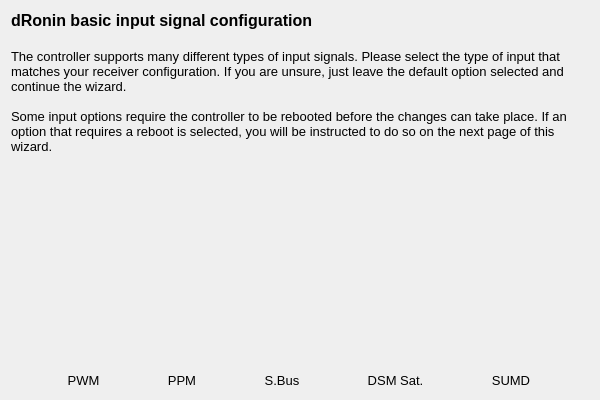
Qt form ground/gcs/src/plugins/setupwizard/pages/inputpage.ui (d-ronin/dRonin) before a commit.
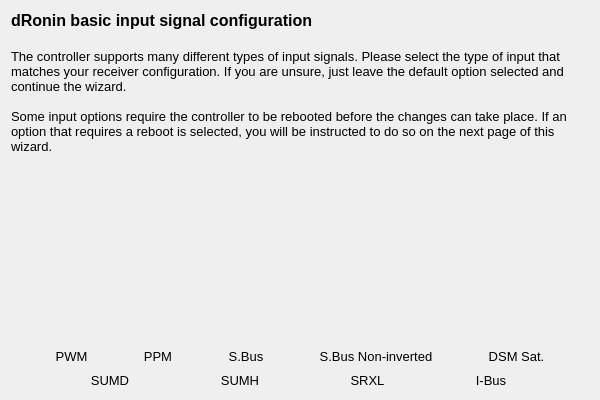
The same form after that commit. Icons and pictures are not drawn.

Diff of the .ui file:
```diff
--- a/ground/gcs/src/plugins/setupwizard/pages/inputpage.ui
+++ b/ground/gcs/src/plugins/setupwizard/pages/inputpage.ui
@@ -185,6 +185,48 @@
        </property>
       </widget>
      </item>
+     <item>
+      <widget class="QToolButton" name="sbusnoninvertedButton">
+       <property name="font">
+        <font>
+         <pointsize>10</pointsize>
+        </font>
+       </property>
+       <property name="toolTip">
+        <string>Futaba S.Bus Non-inverted</string>
+       </property>
+       <property name="styleSheet">
+        <string notr="true">QToolButton { border: none }</string>
+       </property>
+       <property name="text">
+        <string>S.Bus Non-inverted</string>
+       </property>
+       <property name="icon">
+        <iconset resource="../wizardResources.qrc">
+         <normaloff>:/setupwizard/resources/bttn-sbusnoninverted-up.png</normaloff>
+         <normalon>:/setupwizard/resources/bttn-sbusnoninverted-down.png</normalon>
+         <disabledoff>:/setupwizard/resources/bttn-sbusnoninverted-disabled.png</disabledoff>:/setupwizard/resources/bttn-sbusnoninverted-up.png</iconset>
+       </property>
+       <property name="iconSize">
+        <size>
+         <width>100</width>
+         <height>100</height>
+        </size>
+       </property>
+       <property name="checkable">
+        <bool>true</bool>
+       </property>
+       <property name="autoExclusive">
+        <bool>true</bool>
+       </property>
+       <property name="toolButtonStyle">
+        <enum>Qt::ToolButtonTextUnderIcon</enum>
+       </property>
+       <property name="autoRaise">
+        <bool>true</bool>
+       </property>
+      </widget>
+     </item>
      <item>
       <widget class="QToolButton" name="spectrumButton">
        <property name="font">
@@ -227,6 +269,16 @@
        </property>
       </widget>
      </item>
+    </layout>
+   </item>
+   <item>
+    <layout class="QHBoxLayout" name="horizontalLayout_2" stretch="0,0,0,0">
+     <property name="topMargin">
+      <number>0</number>
+     </property>
+     <property name="bottomMargin">
+      <number>0</number>
+     </property>
      <item>
       <widget class="QToolButton" name="hottsumdButton">
        <property name="font">
@@ -269,6 +321,132 @@
        </property>
       </widget>
      </item>
+     <item>
+      <widget class="QToolButton" name="hottsumhButton">
+       <property name="font">
+        <font>
+         <pointsize>10</pointsize>
+        </font>
+       </property>
+       <property name="toolTip">
+        <string>Graupner HoTT (SUMH)</string>
+       </property>
+       <property name="styleSheet">
+        <string notr="true">QToolButton { border: none }</string>
+       </property>
+       <property name="text">
+        <string>SUMH</string>
+       </property>
+       <property name="icon">
+        <iconset resource="../wizardResources.qrc">
+         <normaloff>:/setupwizard/resources/bttn-sumh-up.png</normaloff>
+         <normalon>:/setupwizard/resources/bttn-sumh-down.png</normalon>
+         <disabledoff>:/setupwizard/resources/bttn-sumh-disabled.png</disabledoff>:/setupwizard/resources/bttn-sumh-up.png</iconset>
+       </property>
+       <property name="iconSize">
+        <size>
+         <width>100</width>
+         <height>100</height>
+        </size>
+       </property>
+       <property name="checkable">
+        <bool>true</bool>
+       </property>
+       <property name="autoExclusive">
+        <bool>true</bool>
+       </property>
+       <property name="toolButtonStyle">
+        <enum>Qt::ToolButtonTextUnderIcon</enum>
+       </property>
+       <property name="autoRaise">
+        <bool>true</bool>
+       </property>
+      </widget>
+     </item>
+     <item>
+      <widget class="QToolButton" name="srxlButton">
+       <property name="font">
+        <font>
+         <pointsize>10</pointsize>
+        </font>
+       </property>
+       <property name="toolTip">
+        <string>Multiplex SRXL</string>
+       </property>
+       <property name="styleSheet">
+        <string notr="true">QToolButton { border: none }</string>
+       </property>
+       <property name="text">
+        <string>SRXL</string>
+       </property>
+       <property name="icon">
+        <iconset resource="../wizardResources.qrc">
+         <normaloff>:/setupwizard/resources/bttn-srxl-up.png</normaloff>
+         <normalon>:/setupwizard/resources/bttn-srxl-down.png</normalon>
+         <disabledoff>:/setupwizard/resources/bttn-srxl-disabled.png</disabledoff>:/setupwizard/resources/bttn-srxl-up.png</iconset>
+       </property>
+       <property name="iconSize">
+        <size>
+         <width>100</width>
+         <height>100</height>
+        </size>
+       </property>
+       <property name="checkable">
+        <bool>true</bool>
+       </property>
+       <property name="autoExclusive">
+        <bool>true</bool>
+       </property>
+       <property name="toolButtonStyle">
+        <enum>Qt::ToolButtonTextUnderIcon</enum>
+       </property>
+       <property name="autoRaise">
+        <bool>true</bool>
+       </property>
+      </widget>
+     </item>
+     <item>
+      <widget class="QToolButton" name="ibusButton">
+       <property name="font">
+        <font>
+         <pointsize>10</pointsize>
+        </font>
+       </property>
+       <property name="toolTip">
+        <string>FlySky I-Bus</string>
+       </property>
+       <property name="styleSheet">
+        <string notr="true">QToolButton { border: none }</string>
+       </property>
+       <property name="text">
+        <string>I-Bus</string>
+       </property>
+       <property name="icon">
+        <iconset resource="../wizardResources.qrc">
+         <normaloff>:/setupwizard/resources/bttn-ibus-up.png</normaloff>
+         <normalon>:/setupwizard/resources/bttn-ibus-down.png</normalon>
+         <disabledoff>:/setupwizard/resources/bttn-ibus-disabled.png</disabledoff>:/setupwizard/resources/bttn-ibus-up.png</iconset>
+       </property>
+       <property name="iconSize">
+        <size>
+         <width>100</width>
+         <height>100</height>
+        </size>
+       </property>
+       <property name="checkable">
+        <bool>true</bool>
+       </property>
+       <property name="autoExclusive">
+        <bool>true</bool>
+       </property>
+       <property name="toolButtonStyle">
+        <enum>Qt::ToolButtonTextUnderIcon</enum>
+       </property>
+       <property name="autoRaise">
+        <bool>true</bool>
+       </property>
+      </widget>
+     </item>
     </layout>
    </item>
   </layout>
```
Left out of the diff: 10 changed lines with no effect on the pictures.
